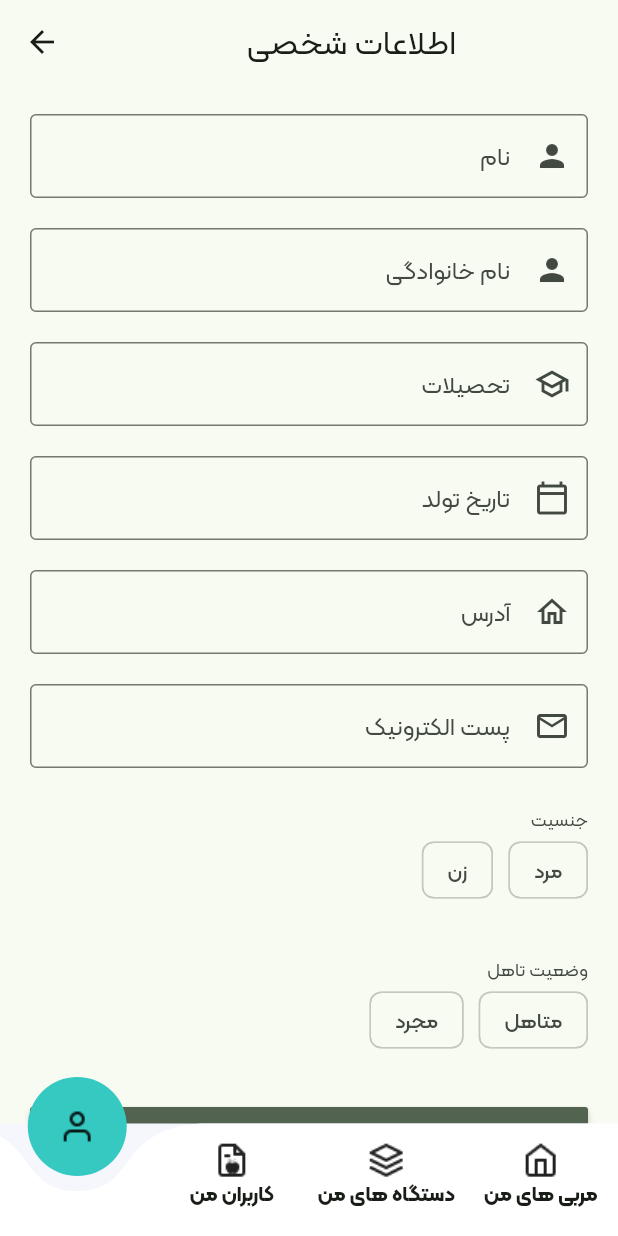
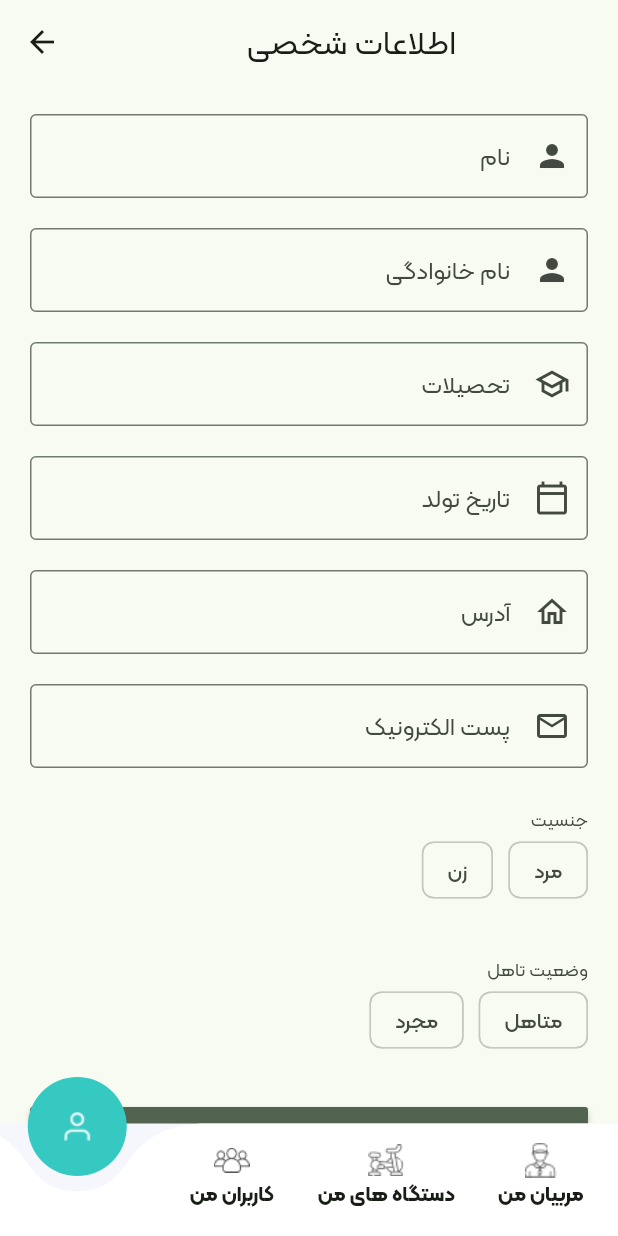
Before and after one commit to aligavahi/sharif_health_app, a Flutter app: the AdminHomePage screen opened directly with empty values, after a tap on "کاربر", after a tap on the "arrow drop up" icon, after a tap on "ویرایش اطلاعات شخصی", on a phone screen of 412 x 824 dp. Run offline on Flutter 3.47's test engine with Material 3 defaults, Android fonts, the phone set to English and light mode, and no system bars; drawn by our look-alikes of curved_navigation_bar, flutter_form_builder; our stand-ins replace bloc, flutter_bloc, pinput, shamsi_date, shared_preferences, syncfusion_flutter_charts; accounts and stored records are empty; network calls fail.

Commit message:
add admin files

```diff
--- a/lib/ui/homepage/navigation/admin_home_page.dart
+++ b/lib/ui/homepage/navigation/admin_home_page.dart
@@ -6,6 +6,7 @@ import 'package:sharif_health_app/ui/homepage/my_tests/my_tests_page.dart';
 import 'package:sharif_health_app/ui/homepage/navigation/navigation_item.dart';
 import 'package:sharif_health_app/ui/homepage/profile/main_page/profile_page.dart';
 import 'package:sharif_health_app/utils/app_colors.dart';
+import 'package:sharif_health_app/utils/app_item.dart';
 
 class AdminHomePage extends StatelessWidget {
   const AdminHomePage({super.key, required this.index});
@@ -22,23 +23,25 @@ class AdminHomePage extends StatelessWidget {
         buttonBackgroundColor: AppColors.green,
         items: [
           NavigationItem(
-            icon: ImageIcon(AssetImage("assets/navigation/profile.png")),
+            icon: getNavigationItem("assets/admin/profile.png", index == 0),
             label: 'پروفایل',
             isActive: index == 0,
           ),
           NavigationItem(
-            icon: ImageIcon(AssetImage("assets/navigation/diet.png")),
+            icon:
+            getNavigationItem("assets/admin/my_users.png", index == 1),
             label: 'کاربران من',
             isActive: index == 1,
           ),
           NavigationItem(
-            icon: ImageIcon(AssetImage("assets/navigation/test.png")),
+            icon:
+            getNavigationItem("assets/admin/my_devices.png", index == 2),
             label: 'دستگاه های من',
             isActive: index == 2,
           ),
           NavigationItem(
-            icon: ImageIcon(AssetImage("assets/navigation/home.png")),
-            label: 'مربی های من',
+            icon: getNavigationItem("assets/admin/my_trainers.png", index == 3),
+            label: 'مربیان من',
             isActive: index == 3,
           )
         ],
--- /dev/null
+++ b/lib/utils/app_item.dart
@@ -0,0 +1,7 @@
+import 'package:flutter/cupertino.dart';
+import 'package:sharif_health_app/utils/app_colors.dart';
+
+ImageIcon getNavigationItem(assetName, selected) {
+  Color color = selected ? AppColors.white : AppColors.black;
+  return ImageIcon(AssetImage(assetName), color: color);
+}
```
Also changed, not shown: lib/ui/homepage/navigation/trainee_home_page.dart (+7 -4 lines), lib/ui/homepage/navigation/trainer_home_page.dart (+8 -5 lines), assets/admin/my_devices.png (added), assets/admin/my_trainers.png (added), assets/admin/my_users.png (added), assets/admin/profile.png (added), assets/navigation/profile.png (deleted), assets/trainee/diet.png (renamed from assets/navigation/diet.png), assets/trainee/home.png (renamed from assets/navigation/home.png), assets/trainee/profile.png (added), assets/trainee/test.png (renamed from assets/navigation/test.png), 1 other file.
